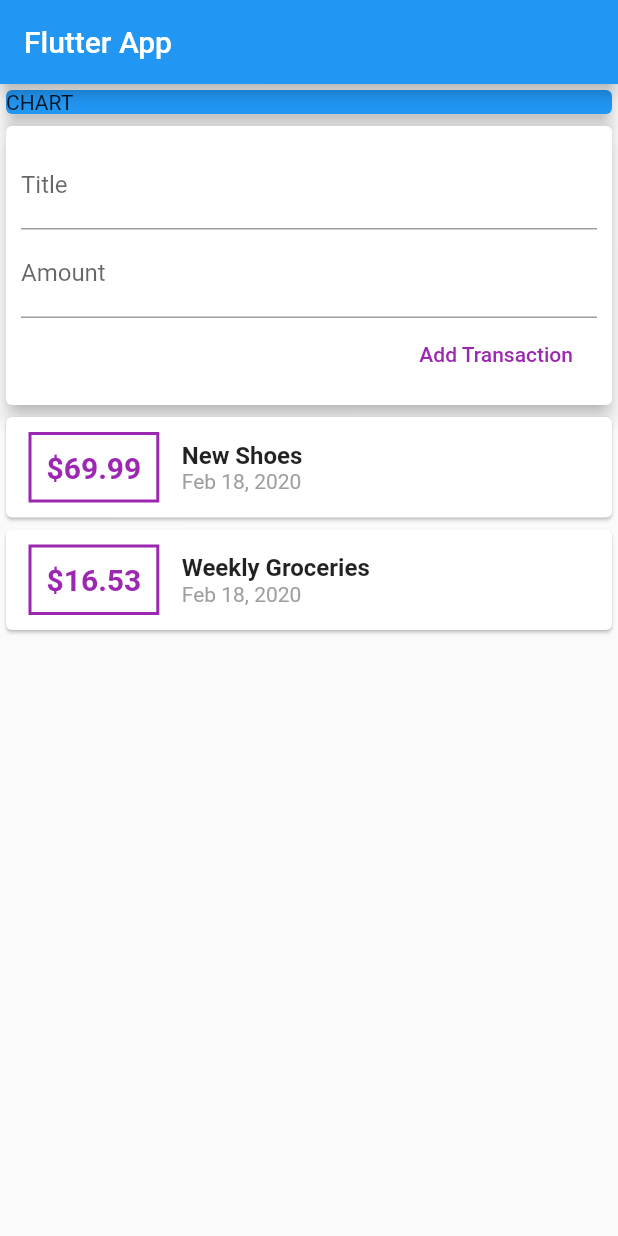
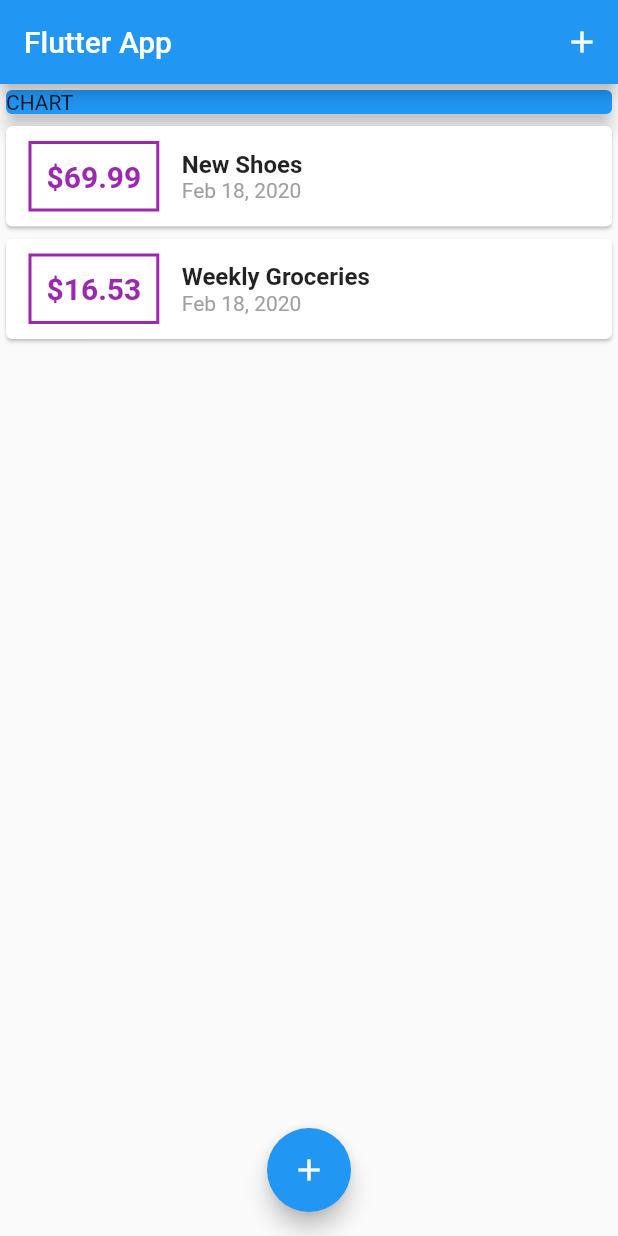
Before and after one commit to komnatadeveloper/personal_expenses, a Flutter app: the screen it shows after launch, on a phone screen of 412 x 824 dp. Run offline on Flutter 3.47's test engine with Material 2 defaults, Android fonts, the phone set to English and light mode, and no system bars.

```diff
--- a/lib/main.dart
+++ b/lib/main.dart
@@ -1,7 +1,9 @@
 import 'package:flutter/material.dart';
+import './widgets/transaction_list.dart';
+import './widgets/new_transaction.dart';
 
-import './widgets/user_transactions.dart';
 
+import './models/transaction.dart';
 
 
 
@@ -18,20 +20,71 @@ class MyApp extends StatelessWidget {
   }
 }
 
-class MyHomePage extends StatelessWidget {
+class MyHomePage extends StatefulWidget {
 
 
   // String titleInput;
   // String amountInput;
 
-  final titleController = TextEditingController();
-  final amountController = TextEditingController();
+  @override
+  _MyHomePageState createState() => _MyHomePageState();
+}
+
+class _MyHomePageState extends State<MyHomePage> {
+
+
+  final List<Transaction> _userTransactions = [
+    Transaction(
+      id:'t1',
+      title:'New Shoes',
+      amount: 69.99,
+      date: DateTime.now()
+    ),
+    Transaction(
+      id:'t2',
+      title:'Weekly Groceries',
+      amount: 16.53,
+      date: DateTime.now()
+    ),
+  ];
+
+  void _addNewTransaction (String transactionTitle, double transactionAmount) {
+    final newTransactionItem = Transaction(
+      id: DateTime.now().toString(),
+      title: transactionTitle,
+      amount: transactionAmount,
+      date: DateTime.now()
+    );
+
+    setState(() {
+      _userTransactions.add(newTransactionItem);
+    });
+  }
+
+  void _startAddNewTransaction( BuildContext ctx ) {
+    showModalBottomSheet(
+      context: ctx,
+      builder: (bCtx) {
+        return GestureDetector(
+          onTap: () {},
+          child: NewTransaction(_addNewTransaction),
+          behavior: HitTestBehavior.opaque,
+        ) ;
+      }
+    );
+  }
 
   @override
   Widget build(BuildContext context) {
     return Scaffold(
       appBar: AppBar(
         title: Text('Flutter App'),
+        actions: <Widget>[
+          IconButton(
+            icon: Icon(Icons.add, ),
+            onPressed: () => _startAddNewTransaction(context)
+          )
+        ],
 
       ),
       body: SingleChildScrollView(
@@ -51,11 +104,19 @@ class MyHomePage extends StatelessWidget {
             ),
           ),
 
-          UserTransactions()
+          TransactionList(_userTransactions)
 
           ],
         ),
       ),
+
+      // Floating Action Button
+      floatingActionButtonLocation: FloatingActionButtonLocation.centerFloat,
+      floatingActionButton: FloatingActionButton(
+        child: Icon(Icons.add),
+        onPressed: () => _startAddNewTransaction(context)
+      ),
+
     );
   }
 }
--- a/lib/widgets/transaction_list.dart
+++ b/lib/widgets/transaction_list.dart
@@ -34,7 +34,7 @@ class TransactionList extends StatelessWidget {
                       ),
                       padding: EdgeInsets.all(10),
                       child: Text(
-                        '\$${transactions[index].amount}' ,
+                        '\$${transactions[index].amount.toStringAsFixed(2)}' ,
                         style: TextStyle(
                           fontWeight: FontWeight.bold,
                           fontSize: 20,
--- a/lib/widgets/user_transactions.dart
+++ /dev/null
@@ -1,53 +0,0 @@
-import 'package:flutter/material.dart';
-import '../models/transaction.dart';
-
-import './new_transaction.dart';
-import './transaction_list.dart';
-
-class UserTransactions extends StatefulWidget {
-  @override
-  _UserTransactionsState createState() => _UserTransactionsState();
-}
-
-class _UserTransactionsState extends State<UserTransactions> {
-
-    final List<Transaction> _userTransactions = [
-    Transaction(
-      id:'t1',
-      title:'New Shoes',
-      amount: 69.99,
-      date: DateTime.now()
-    ),
-    Transaction(
-      id:'t2',
-      title:'Weekly Groceries',
-      amount: 16.53,
-      date: DateTime.now()
-    ),
-  ];
-
-  void _addNewTransaction (String transactionTitle, double transactionAmount) {
-    final newTransactionItem = Transaction(
-      id: DateTime.now().toString(),
-      title: transactionTitle,
-      amount: transactionAmount,
-      date: DateTime.now()
-    );
-
-    setState(() {
-      _userTransactions.add(newTransactionItem);
-    });
-  }
-
-
-  @override
-  Widget build(BuildContext context) {
-    return Column(
-      children: <Widget>[
-        NewTransaction(_addNewTransaction),
-        TransactionList(_userTransactions)
-      ],
-
-    );
-  }
-}
```
Also changed, not shown: lib/widgets/new_transaction.dart (+27 -8 lines).
